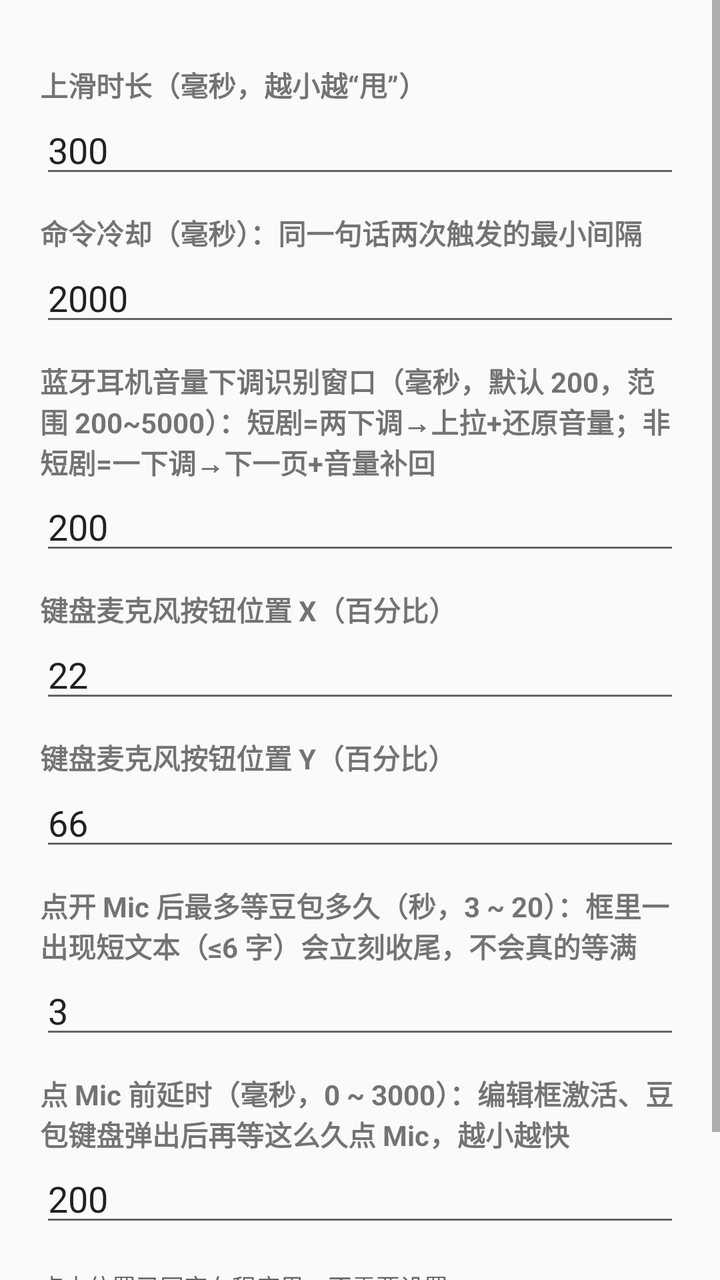
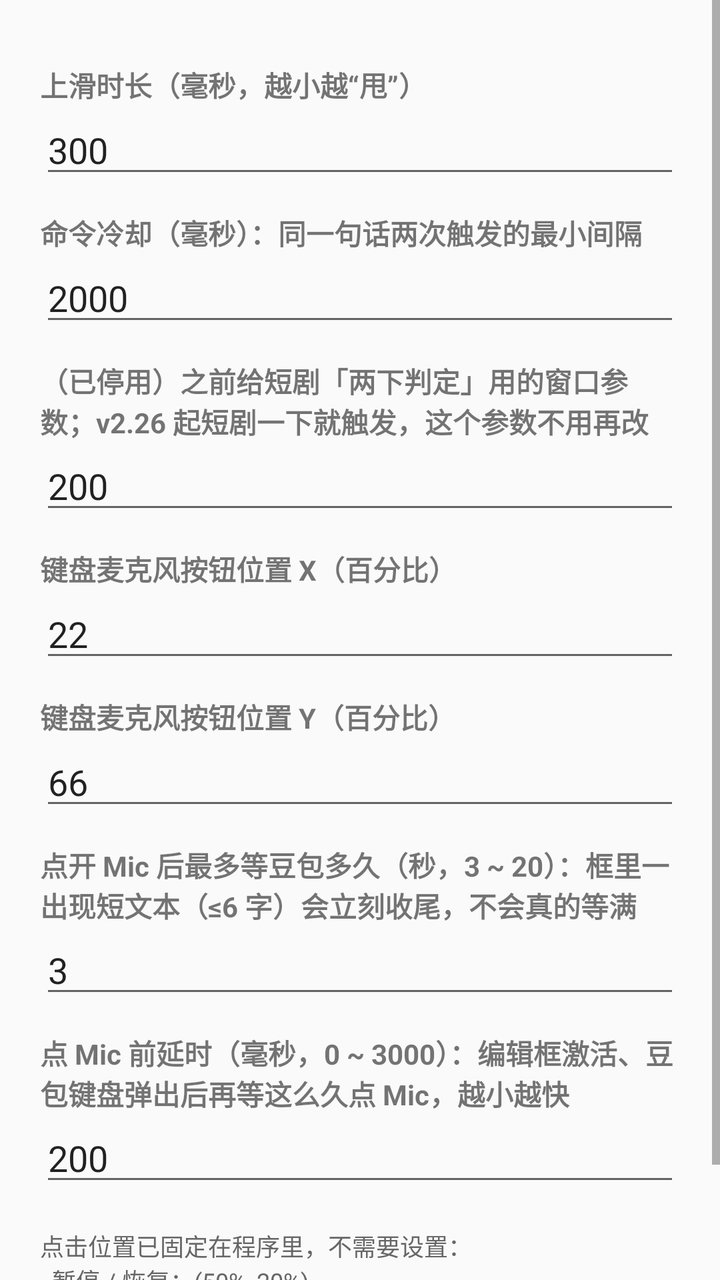

The first picture is an Android layout as it rendered before a commit; the second is the same layout after the commit. The layout source and the unified diff follow.
<!-- AndroidManifest.xml: application theme android:Theme.Material.Light -->
<!-- res/layout/dialog_settings.xml -->
<?xml version="1.0" encoding="utf-8"?>
<ScrollView xmlns:android="http://schemas.android.com/apk/res/android"
    android:layout_width="match_parent"
    android:layout_height="wrap_content">

    <LinearLayout
        android:layout_width="match_parent"
        android:layout_height="wrap_content"
        android:orientation="vertical"
        android:padding="20dp">

        <TextView
            android:layout_width="match_parent"
            android:layout_height="wrap_content"
            android:layout_marginTop="12dp"
            android:text="上滑时长（毫秒，越小越“甩”）"
            android:textStyle="bold" />

        <EditText
            android:id="@+id/dlgDur"
            android:layout_width="match_parent"
            android:layout_height="wrap_content"
            android:inputType="number"
            android:text="300" />

        <TextView
            android:layout_width="match_parent"
            android:layout_height="wrap_content"
            android:layout_marginTop="12dp"
            android:text="命令冷却（毫秒）：同一句话两次触发的最小间隔"
            android:textStyle="bold" />

        <EditText
            android:id="@+id/dlgGap"
            android:layout_width="match_parent"
            android:layout_height="wrap_content"
            android:inputType="number"
            android:text="2000" />

        <TextView
            android:layout_width="match_parent"
            android:layout_height="wrap_content"
            android:layout_marginTop="12dp"
            android:text="蓝牙耳机音量下调识别窗口（毫秒，默认 200，范围 200~5000）：短剧=两下调→上拉+还原音量；非短剧=一下调→下一页+音量补回"
            android:textStyle="bold" />

        <EditText
            android:id="@+id/dlgVolMs"
            android:layout_width="match_parent"
            android:layout_height="wrap_content"
            android:inputType="number"
            android:text="200" />

        <TextView
            android:layout_width="match_parent"
            android:layout_height="wrap_content"
            android:layout_marginTop="12dp"
            android:text="键盘麦克风按钮位置 X（百分比）"
            android:textStyle="bold" />

        <EditText
            android:id="@+id/dlgMicX"
            android:layout_width="match_parent"
            android:layout_height="wrap_content"
            android:inputType="number"
            android:text="22" />

        <TextView
            android:layout_width="match_parent"
            android:layout_height="wrap_content"
            android:layout_marginTop="12dp"
            android:text="键盘麦克风按钮位置 Y（百分比）"
            android:textStyle="bold" />

        <EditText
            android:id="@+id/dlgMicY"
            android:layout_width="match_parent"
            android:layout_height="wrap_content"
            android:inputType="number"
            android:text="66" />

        <TextView
            android:layout_width="match_parent"
            android:layout_height="wrap_content"
            android:layout_marginTop="12dp"
            android:text="点开 Mic 后最多等豆包多久（秒，3 ~ 20）：框里一出现短文本（≤6 字）会立刻收尾，不会真的等满"
            android:textStyle="bold" />

        <EditText
            android:id="@+id/dlgListen"
            android:layout_width="match_parent"
            android:layout_height="wrap_content"
            android:inputType="number"
            android:text="3" />

        <TextView
            android:layout_width="match_parent"
            android:layout_height="wrap_content"
            android:layout_marginTop="12dp"
            android:text="点 Mic 前延时（毫秒，0 ~ 3000）：编辑框激活、豆包键盘弹出后再等这么久点 Mic，越小越快"
            android:textStyle="bold" />

        <EditText
            android:id="@+id/dlgMicDelay"
            android:layout_width="match_parent"
            android:layout_height="wrap_content"
            android:inputType="number"
            android:text="200" />

        <TextView
            android:layout_width="match_parent"
            android:layout_height="wrap_content"
            android:layout_marginTop="16dp"
            android:text="点击位置已固定在程序里，不需要设置：\n· 暂停 / 恢复：(50%, 20%)\n· 下页：(85%, 85%)\n· 上页：(15%, 85%)"
            android:textColor="#666666"
            android:textSize="12sp" />

    </LinearLayout>
</ScrollView>
<!-- resources referenced by this layout -->
<resources>

</resources>

<!-- the commit's change to res/layout/dialog_settings.xml (unified diff, before → after) -->
@@ -41,7 +41,7 @@
             android:layout_width="match_parent"
             android:layout_height="wrap_content"
             android:layout_marginTop="12dp"
-            android:text="蓝牙耳机音量下调识别窗口（毫秒，默认 200，范围 200~5000）：短剧=两下调→上拉+还原音量；非短剧=一下调→下一页+音量补回"
+            android:text="（已停用）之前给短剧「两下判定」用的窗口参数；v2.26 起短剧一下就触发，这个参数不用再改"
             android:textStyle="bold" />
 
         <EditText
